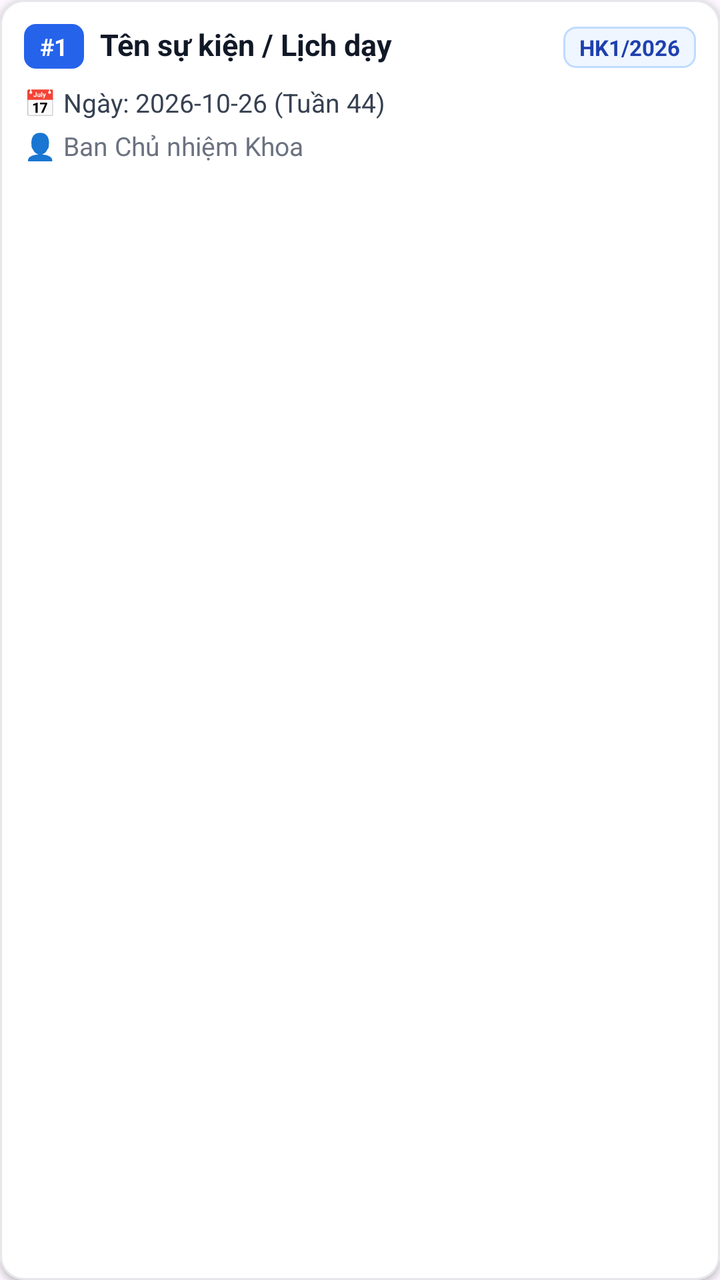
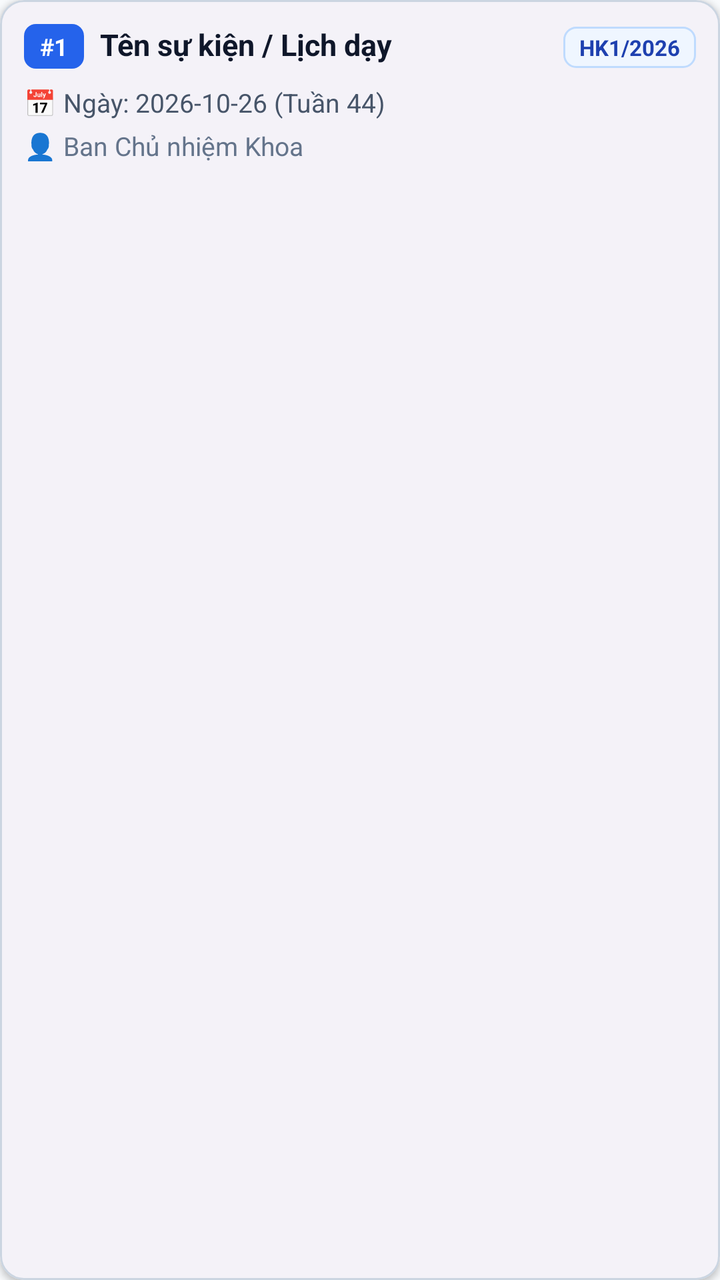

The first picture is an Android layout as it rendered before a commit; the second is the same layout after the commit. The layout source and the unified diff follow.
<!-- AndroidManifest.xml: application theme Theme.LectuPlan -->
<!-- res/layout/item_event.xml -->
<?xml version="1.0" encoding="utf-8"?>
<com.google.android.material.card.MaterialCardView
    xmlns:android="http://schemas.android.com/apk/res/android"
    xmlns:app="http://schemas.android.com/apk/res-auto"
    android:layout_width="match_parent"
    android:layout_height="wrap_content"
    android:layout_marginHorizontal="2dp"
    android:layout_marginVertical="4dp"
    app:cardCornerRadius="12dp"
    app:cardElevation="2dp"
    app:strokeWidth="1dp"
    app:strokeColor="#E5E7EB"
    app:cardBackgroundColor="#FFFFFF">

    <LinearLayout
        android:layout_width="match_parent"
        android:layout_height="wrap_content"
        android:orientation="vertical"
        android:padding="12dp">

        
        <LinearLayout
            android:layout_width="match_parent"
            android:layout_height="wrap_content"
            android:orientation="horizontal"
            android:gravity="top">

            <TextView
                android:id="@+id/tvStt"
                android:layout_width="wrap_content"
                android:layout_height="wrap_content"
                android:text="#1"
                android:textSize="12sp"
                android:textStyle="bold"
                android:textColor="#FFFFFF"
                android:background="@drawable/bg_stt_badge"
                android:paddingHorizontal="8dp"
                android:paddingVertical="3dp"
                android:layout_marginEnd="8dp" />

            <TextView
                android:id="@+id/tvTitle"
                android:layout_width="0dp"
                android:layout_height="wrap_content"
                android:layout_weight="1"
                android:text="Tên sự kiện / Lịch dạy"
                android:textSize="15sp"
                android:textStyle="bold"
                android:textColor="#111827" />

            <TextView
                android:id="@+id/tvSemesterBadge"
                android:layout_width="wrap_content"
                android:layout_height="wrap_content"
                android:text="HK1/2026"
                android:textSize="11sp"
                android:textStyle="bold"
                android:textColor="#1E40AF"
                android:background="@drawable/bg_sem_badge"
                android:paddingHorizontal="8dp"
                android:paddingVertical="3dp"
                android:layout_marginStart="6dp" />
        </LinearLayout>

        
        <LinearLayout
            android:layout_width="match_parent"
            android:layout_height="wrap_content"
            android:orientation="horizontal"
            android:gravity="center_vertical"
            android:layout_marginTop="8dp">

            <TextView
                android:id="@+id/tvDateWeek"
                android:layout_width="0dp"
                android:layout_height="wrap_content"
                android:layout_weight="1"
                android:text="📅 Ngày: 2026-10-26 (Tuần 44)"
                android:textSize="13sp"
                android:textColor="#374151" />
        </LinearLayout>

        
        <LinearLayout
            android:layout_width="match_parent"
            android:layout_height="wrap_content"
            android:orientation="horizontal"
            android:gravity="center_vertical"
            android:layout_marginTop="4dp">

            <TextView
                android:id="@+id/tvOrganizer"
                android:layout_width="match_parent"
                android:layout_height="wrap_content"
                android:text="👤 Ban Chủ nhiệm Khoa"
                android:textSize="13sp"
                android:textColor="#6B7280" />
        </LinearLayout>

    </LinearLayout>

</com.google.android.material.card.MaterialCardView>
<!-- resources referenced by this layout -->
<resources>
  <!-- drawable bg_sem_badge (drawable) -->
  <?xml version="1.0" encoding="utf-8"?>
  <shape xmlns:android="http://schemas.android.com/apk/res/android"
      android:shape="rectangle">
      <solid android:color="#EFF6FF" />
      <corners android:radius="6dp" />
      <stroke
          android:width="1dp"
          android:color="#BFDBFE" />
  </shape>
  <!-- drawable bg_stt_badge (drawable) -->
  <?xml version="1.0" encoding="utf-8"?>
  <shape xmlns:android="http://schemas.android.com/apk/res/android"
      android:shape="rectangle">
      <solid android:color="#2563EB" />
      <corners android:radius="6dp" />
  </shape>
  <style name="Theme.LectuPlan" parent="Base.Theme.LectuPlan" />
  <style name="Base.Theme.LectuPlan" parent="Theme.Material3.DayNight.NoActionBar">
          
          <item name="android:windowLightStatusBar" tools:targetApi="23">true</item>
          <item name="android:windowLightNavigationBar" tools:targetApi="27">true</item>
      </style>
</resources>

<!-- the commit's change to res/layout/item_event.xml (unified diff, before → after) -->
@@ -9,8 +9,8 @@
     app:cardCornerRadius="12dp"
     app:cardElevation="2dp"
     app:strokeWidth="1dp"
-    app:strokeColor="#E5E7EB"
-    app:cardBackgroundColor="#FFFFFF">
+    app:strokeColor="@color/border_default"
+    app:cardBackgroundColor="@color/surface_card">
 
     <LinearLayout
         android:layout_width="match_parent"
@@ -46,7 +46,7 @@
                 android:text="Tên sự kiện / Lịch dạy"
                 android:textSize="15sp"
                 android:textStyle="bold"
-                android:textColor="#111827" />
+                android:textColor="@color/text_primary" />
 
             <TextView
                 android:id="@+id/tvSemesterBadge"
@@ -59,6 +59,8 @@
                 android:background="@drawable/bg_sem_badge"
                 android:paddingHorizontal="8dp"
                 android:paddingVertical="3dp"
+                android:singleLine="true"
+                android:maxLines="1"
                 android:layout_marginStart="6dp" />
         </LinearLayout>
 
@@ -77,7 +79,7 @@
                 android:layout_weight="1"
                 android:text="📅 Ngày: 2026-10-26 (Tuần 44)"
                 android:textSize="13sp"
-                android:textColor="#374151" />
+                android:textColor="@color/text_secondary" />
         </LinearLayout>
 
         
@@ -94,7 +96,7 @@
                 android:layout_height="wrap_content"
                 android:text="👤 Ban Chủ nhiệm Khoa"
                 android:textSize="13sp"
-                android:textColor="#6B7280" />
+                android:textColor="@color/text_tertiary" />
         </LinearLayout>
 
     </LinearLayout>
<!-- resource entries referenced after the edit -->
@@ -1,5 +1,10 @@
 <!-- resources referenced by this layout -->
 <resources>
+  <color name="border_default">#CBD5E1</color>
+  <color name="surface_card">#FFFFFF</color>
+  <color name="text_primary">#0F172A</color>
+  <color name="text_secondary">#475569</color>
+  <color name="text_tertiary">#64748B</color>
   <!-- drawable bg_sem_badge (drawable) -->
   <?xml version="1.0" encoding="utf-8"?>
   <shape xmlns:android="http://schemas.android.com/apk/res/android"
@@ -19,9 +24,16 @@
   </shape>
   <style name="Theme.LectuPlan" parent="Base.Theme.LectuPlan" />
   <style name="Base.Theme.LectuPlan" parent="Theme.Material3.DayNight.NoActionBar">
+          <item name="android:windowBackground">@color/window_background</item>
+          <item name="colorSurface">@color/surface_card</item>
+          <item name="colorOnSurface">@color/text_primary</item>
+          <item name="colorSurfaceVariant">@color/surface_card_secondary</item>
+          <item name="colorOnSurfaceVariant">@color/text_secondary</item>
           
           <item name="android:windowLightStatusBar" tools:targetApi="23">true</item>
           <item name="android:windowLightNavigationBar" tools:targetApi="27">true</item>
       </style>
+  <color name="window_background">#F8FAFC</color>
+  <color name="surface_card_secondary">#F1F5F9</color>
 </resources>
 
